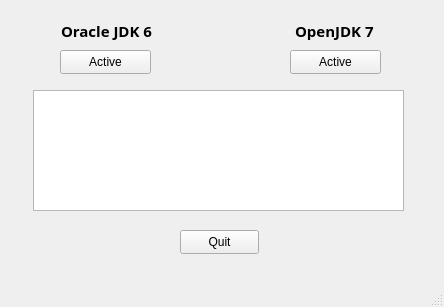
Above: src/usr/share/bbqlinux-java-switcher/qt_interface.ui from bbqlinux/bbqlinux-java-switcher before the change. Below: the same form after it.
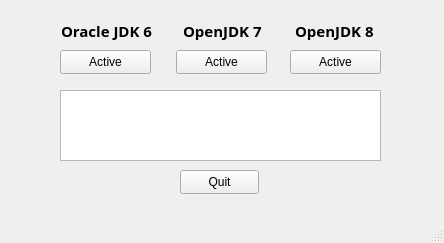
That is the form after the change.

Diff of the .ui file:
```diff
--- a/src/usr/share/bbqlinux-java-switcher/qt_interface.ui
+++ b/src/usr/share/bbqlinux-java-switcher/qt_interface.ui
@@ -7,7 +7,7 @@
     <x>0</x>
     <y>0</y>
     <width>444</width>
-    <height>307</height>
+    <height>243</height>
    </rect>
   </property>
   <property name="windowTitle">
@@ -30,7 +30,7 @@
    <widget class="QPushButton" name="button_openjdk7">
     <property name="geometry">
      <rect>
-      <x>290</x>
+      <x>176</x>
       <y>50</y>
       <width>91</width>
       <height>24</height>
@@ -44,7 +44,7 @@
     <property name="geometry">
      <rect>
       <x>180</x>
-      <y>230</y>
+      <y>170</y>
       <width>79</width>
       <height>24</height>
      </rect>
@@ -77,7 +77,7 @@
    <widget class="QLabel" name="label_python3">
     <property name="geometry">
      <rect>
-      <x>295</x>
+      <x>183</x>
       <y>20</y>
       <width>81</width>
       <height>21</height>
@@ -98,10 +98,10 @@
    <widget class="QTextEdit" name="noticeTextEdit">
     <property name="geometry">
      <rect>
-      <x>33</x>
+      <x>60</x>
       <y>90</y>
-      <width>371</width>
-      <height>121</height>
+      <width>321</width>
+      <height>71</height>
      </rect>
     </property>
     <property name="acceptDrops">
@@ -114,6 +114,40 @@
      <bool>true</bool>
     </property>
    </widget>
+   <widget class="QPushButton" name="button_openjdk8">
+    <property name="geometry">
+     <rect>
+      <x>290</x>
+      <y>50</y>
+      <width>91</width>
+      <height>24</height>
+     </rect>
+    </property>
+    <property name="text">
+     <string>Active</string>
+    </property>
+   </widget>
+   <widget class="QLabel" name="label_python3_2">
+    <property name="geometry">
+     <rect>
+      <x>295</x>
+      <y>20</y>
+      <width>81</width>
+      <height>21</height>
+     </rect>
+    </property>
+    <property name="font">
+     <font>
+      <family>Droid Sans</family>
+      <pointsize>11</pointsize>
+      <weight>75</weight>
+      <bold>true</bold>
+     </font>
+    </property>
+    <property name="text">
+     <string>OpenJDK 8</string>
+    </property>
+   </widget>
   </widget>
   <widget class="QMenuBar" name="menubar">
    <property name="geometry">
```
